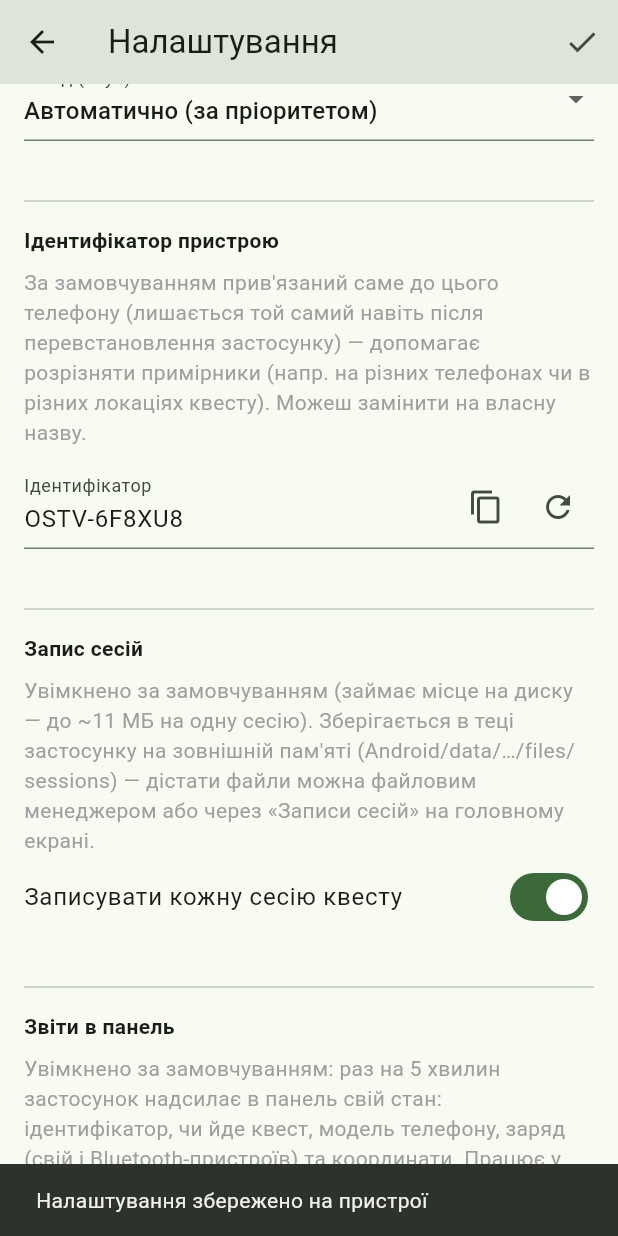
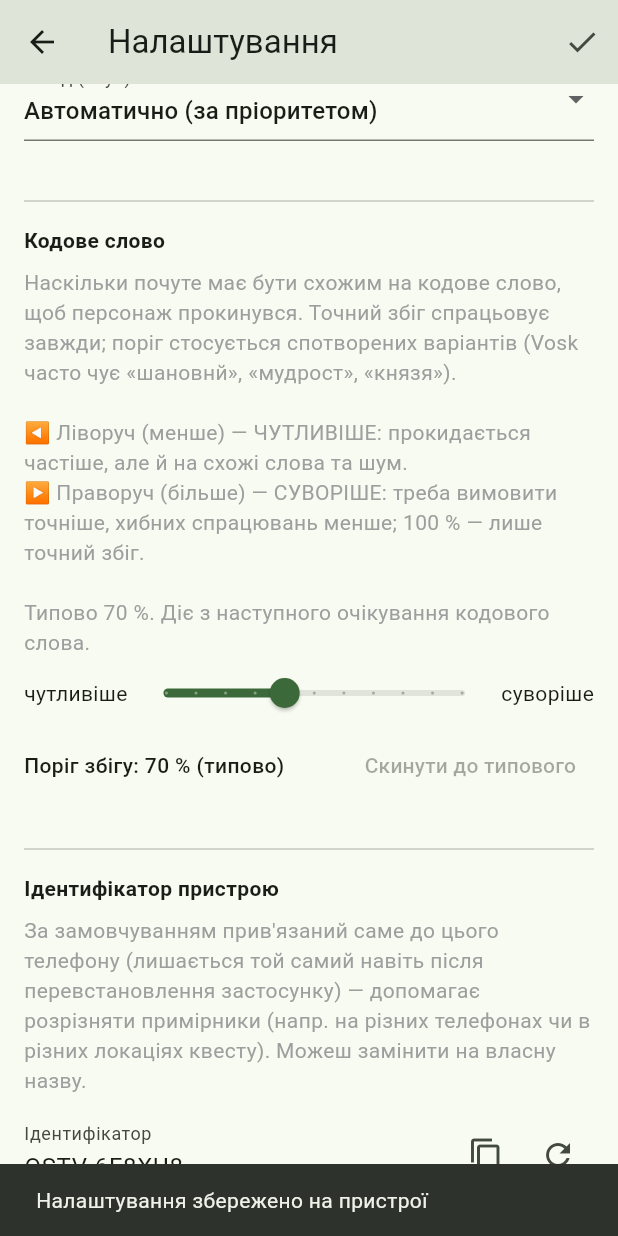
Before and after one commit to olexandrst/ostvytsya, a Flutter app: the SettingsScreen screen opened directly, scrolled down 576 dp, after a tap on the "check" icon, on a phone screen of 412 x 824 dp. Run offline on Flutter 3.47's test engine with Material 3 defaults, Android fonts, the phone set to English and light mode, and no system bars; our stand-ins replace audioplayers, flutter_secure_storage, permission_handler, share_plus; missing offline and left inert: record, vosk_flutter_service; accounts and stored records are empty; network calls fail.

Commit message:
Чутливість кодового слова — налаштування в застосунку (поріг збігу, типово 70 %)
Поріг нечіткого збігу кодового слова (Левенштейн у wake_matcher) більше не
зашитий константою 0.70 у WakeGateService: він читається з налаштувань на
кожне очікування кодового слова (SettingsStore.getWakeThresholdPercent,
типово kDefaultWakeThresholdPercent = 70, межі 50–100). Точний збіг, як і
раніше, спрацьовує завжди.

Налаштування → розділ «Кодове слово»: повзунок «Поріг збігу» з підписами
«чутливіше» ліворуч (менше — прокидається частіше, але й на схожі слова та
шум) і «суворіше» праворуч (більше — треба вимовити точніше; 100 % — лише
точний збіг), поточне значення з позначкою «(типово)», кнопка «Скинути до
типового». Типове значення не зберігається окремо, щоб термінали без
власного вибору підхоплювали нове типове з майбутніх збірок. Поріг входить
до резервної копії налаштувань.

Діагностика: у фазі очікування пишеться «Поріг збігу кодового слова: N %»,
у шапці журналу сесії — той самий рядок з типовим значенням поруч.
README (кореневий і mobile/): розділ «Чутливість кодового слова» і рядок у
таблиці розв'язання проблем.

Co-Authored-By: Claude Fable 5.1 <noreply@anthropic.com>
Claude-Session: https://claude.ai/code/session_014XYdyS6khNYD9k3Bu3T22M

```diff
--- a/mobile/lib/constants.dart
+++ b/mobile/lib/constants.dart
@@ -182,6 +182,18 @@ const double kWinSafetyTimeoutS = 15.0;
 const String kVoskModelUrl =
     'https://alphacephei.com/vosk/models/vosk-model-small-uk-v3-small.zip';
 
+/// Поріг нечіткого збігу кодового слова, у відсотках: наскільки почуте Vosk
+/// має бути схожим на кодове слово (відстань Левенштейна, див.
+/// wake_matcher.dart), щоб персонаж прокинувся. Точний збіг спрацьовує завжди,
+/// поріг стосується лише спотворених варіантів («шановнй», «князя» тощо).
+/// МЕНШЕ — чутливіше (частіше прокидається, але й на схожі слова та шум);
+/// БІЛЬШЕ — суворіше (треба вимовити точніше, менше хибних спрацювань).
+/// Налаштовується в застосунку (Налаштування → Кодове слово); тут — типове
+/// значення й межі повзунка.
+const int kDefaultWakeThresholdPercent = 70;
+const int kWakeThresholdMinPercent = 50;
+const int kWakeThresholdMaxPercent = 100;
+
 /// SHA коміту, з якого зібрано APK — передається в CI через
 /// `--dart-define=GIT_SHA=...` (.github/workflows/mobile-build.yml). Порожньо
 /// при локальній збірці без цього define (напр. `flutter run`).
--- a/mobile/lib/quest/quest_controller.dart
+++ b/mobile/lib/quest/quest_controller.dart
@@ -286,6 +286,9 @@ class QuestController {
           'провайдер ${character.provider}, голос $voice',
       'Кодове слово: ${character.effectiveWakeWords.join(', ')} · '
           'слово перемоги: ${character.winWord}',
+      'Поріг збігу кодового слова: '
+          '${await _settings.getWakeThresholdPercent()} % '
+          '(типово $kDefaultWakeThresholdPercent)',
       'Спроба №$_runCount',
       'Термінал: ${await _settings.getInstanceId()}',
       'Версія застосунку: ${AppVersion.label}',
--- a/mobile/lib/quest/wake_gate.dart
+++ b/mobile/lib/quest/wake_gate.dart
@@ -24,7 +24,6 @@ import 'wake_matcher.dart';
 /// як повернути результат.
 class WakeGateService {
   static const sampleRate = 16000;
-  static const _fuzzyThreshold = 0.70;
 
   /// Скільки послідовних помилок розпізнавання поспіль допустимо, перш ніж
   /// вважати мікрофон/розпізнавач непрацездатним і повідомити про помилку,
@@ -111,6 +110,16 @@ class WakeGateService {
     final recognizer = _recognizer!;
     await recognizer.reset();
 
+    // Поріг нечіткого збігу — з налаштувань (Налаштування → Кодове слово):
+    // точний збіг спрацьовує завжди, поріг стосується спотворених варіантів.
+    // Перечитуємо на кожне очікування, щоб зміна діяла без перезапуску.
+    final thresholdPercent = await _settings.getWakeThresholdPercent();
+    final fuzzyThreshold = thresholdPercent / 100.0;
+    _diagCtrl.add(
+      'Поріг збігу кодового слова: $thresholdPercent %'
+      '${thresholdPercent == kDefaultWakeThresholdPercent ? ' (типово)' : ''}.',
+    );
+
     final completer = Completer<bool>();
     void finish(bool value) {
       if (!completer.isCompleted) completer.complete(value);
@@ -169,7 +178,7 @@ class WakeGateService {
             _diagCtrl.add('Чую: «$text»');
           }
           if (text.isNotEmpty &&
-              matchesWakeWord(text, wakeWords, threshold: _fuzzyThreshold)) {
+              matchesWakeWord(text, wakeWords, threshold: fuzzyThreshold)) {
             finish(true);
             return;
           }
--- a/mobile/lib/screens/settings_screen.dart
+++ b/mobile/lib/screens/settings_screen.dart
@@ -30,6 +30,7 @@ class _SettingsScreenState extends State<SettingsScreen> {
   bool _showOpenAi = false;
   bool _sessionRecordingEnabled = false;
   bool _statusReportingEnabled = false;
+  int _wakeThreshold = kDefaultWakeThresholdPercent;
   final _statusServerCtrl = TextEditingController();
 
   List<AudioDevice> _inputDevices = [];
@@ -56,6 +57,7 @@ class _SettingsScreenState extends State<SettingsScreen> {
     _sessionRecordingEnabled = await _store.getSessionRecordingEnabled();
     _statusReportingEnabled = await _store.getStatusReportingEnabled();
     _statusServerCtrl.text = await _store.getStatusServerUrl();
+    _wakeThreshold = await _store.getWakeThresholdPercent();
     _geminiCtrl.text = gemini ?? '';
     _openaiCtrl.text = openai ?? '';
     _instanceIdCtrl.text = instanceId;
@@ -90,6 +92,9 @@ class _SettingsScreenState extends State<SettingsScreen> {
     await _store.setSessionRecordingEnabled(_sessionRecordingEnabled);
     await _store.setStatusReportingEnabled(_statusReportingEnabled);
     await _store.setStatusServerUrl(_statusServerCtrl.text);
+    // Поріг підхоплюється при наступному очікуванні кодового слова (тобто
+    // після поточного квесту чи при відкритті екрана квесту).
+    await _store.setWakeThresholdPercent(_wakeThreshold);
     // Перезапускаємо звітування з новими налаштуваннями (або зупиняємо,
     // якщо його щойно вимкнули).
     if (_statusReportingEnabled) {
@@ -273,6 +278,66 @@ class _SettingsScreenState extends State<SettingsScreen> {
                 const Divider(),
                 const SizedBox(height: 8),
                 const Text(
+                  'Кодове слово',
+                  style: TextStyle(fontWeight: FontWeight.bold),
+                ),
+                const SizedBox(height: 8),
+                const Text(
+                  'Наскільки почуте має бути схожим на кодове слово, щоб '
+                  'персонаж прокинувся. Точний збіг спрацьовує завжди; поріг '
+                  'стосується спотворених варіантів (Vosk часто чує «шановнй», '
+                  '«мудрост», «князя»).\n\n'
+                  '◀ Ліворуч (менше) — ЧУТЛИВІШЕ: прокидається частіше, але й '
+                  'на схожі слова та шум.\n'
+                  '▶ Праворуч (більше) — СУВОРІШЕ: треба вимовити точніше, '
+                  'хибних спрацювань менше; 100 % — лише точний збіг.\n\n'
+                  'Типово $kDefaultWakeThresholdPercent %. Діє з наступного '
+                  'очікування кодового слова.',
+                  style: TextStyle(color: Colors.grey),
+                ),
+                Row(
+                  children: [
+                    const Text('чутливіше'),
+                    Expanded(
+                      child: Slider(
+                        value: _wakeThreshold.toDouble(),
+                        min: kWakeThresholdMinPercent.toDouble(),
+                        max: kWakeThresholdMaxPercent.toDouble(),
+                        divisions:
+                            (kWakeThresholdMaxPercent -
+                                kWakeThresholdMinPercent) ~/
+                            5,
+                        label: '$_wakeThreshold %',
+                        onChanged: (v) =>
+                            setState(() => _wakeThreshold = v.round()),
+                      ),
+                    ),
+                    const Text('суворіше'),
+                  ],
+                ),
+                Row(
+                  children: [
+                    Text(
+                      'Поріг збігу: $_wakeThreshold %'
+                      '${_wakeThreshold == kDefaultWakeThresholdPercent ? ' (типово)' : ''}',
+                      style: const TextStyle(fontWeight: FontWeight.w500),
+                    ),
+                    const Spacer(),
+                    TextButton(
+                      onPressed: _wakeThreshold == kDefaultWakeThresholdPercent
+                          ? null
+                          : () => setState(
+                              () => _wakeThreshold =
+                                  kDefaultWakeThresholdPercent,
+                            ),
+                      child: const Text('Скинути до типового'),
+                    ),
+                  ],
+                ),
+                const SizedBox(height: 24),
+                const Divider(),
+                const SizedBox(height: 8),
+                const Text(
                   'Ідентифікатор пристрою',
                   style: TextStyle(fontWeight: FontWeight.bold),
                 ),
--- a/mobile/lib/services/settings_store.dart
+++ b/mobile/lib/services/settings_store.dart
@@ -18,6 +18,7 @@ class SettingsStore {
   static const _sessionRecordingEnabledName = 'session_recording_enabled';
   static const _statusReportingEnabledName = 'status_reporting_enabled';
   static const _statusServerUrlName = 'status_server_url';
+  static const _wakeThresholdName = 'wake_threshold_percent';
 
   final _storage = const FlutterSecureStorage();
   final _backup = PersistentBackup();
@@ -33,6 +34,7 @@ class SettingsStore {
     _sessionRecordingEnabledName,
     _statusReportingEnabledName,
     _statusServerUrlName,
+    _wakeThresholdName,
   ];
 
   /// Перекласти поточні налаштування у резервну копію. Викликається після
@@ -260,4 +262,29 @@ class SettingsStore {
     }
     await _syncBackup();
   }
+
+  /// Поріг нечіткого збігу кодового слова у відсотках (див.
+  /// kDefaultWakeThresholdPercent): менше — чутливіше, більше — суворіше.
+  /// Нічого не збережено чи значення поза межами — типовий поріг.
+  Future<int> getWakeThresholdPercent() async {
+    final v = int.tryParse((await _storage.read(key: _wakeThresholdName)) ?? '');
+    if (v == null ||
+        v < kWakeThresholdMinPercent ||
+        v > kWakeThresholdMaxPercent) {
+      return kDefaultWakeThresholdPercent;
+    }
+    return v;
+  }
+
+  Future<void> setWakeThresholdPercent(int value) async {
+    final v = value.clamp(kWakeThresholdMinPercent, kWakeThresholdMaxPercent);
+    if (v == kDefaultWakeThresholdPercent) {
+      // Типове значення не зберігаємо: якщо типовий поріг колись зміниться
+      // в новій збірці, термінали без власного вибору підхоплять новий.
+      await _storage.delete(key: _wakeThresholdName);
+    } else {
+      await _storage.write(key: _wakeThresholdName, value: '$v');
+    }
+    await _syncBackup();
+  }
 }
```
Also changed, not shown: 2 other files.
